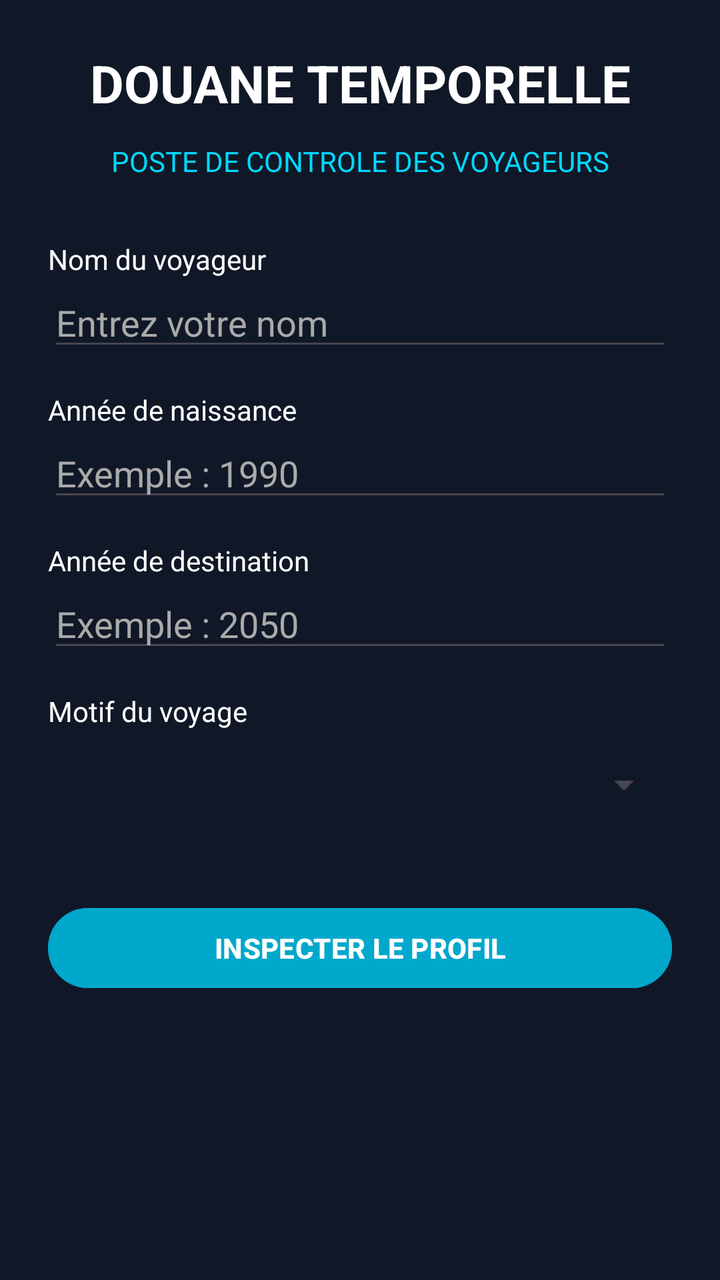
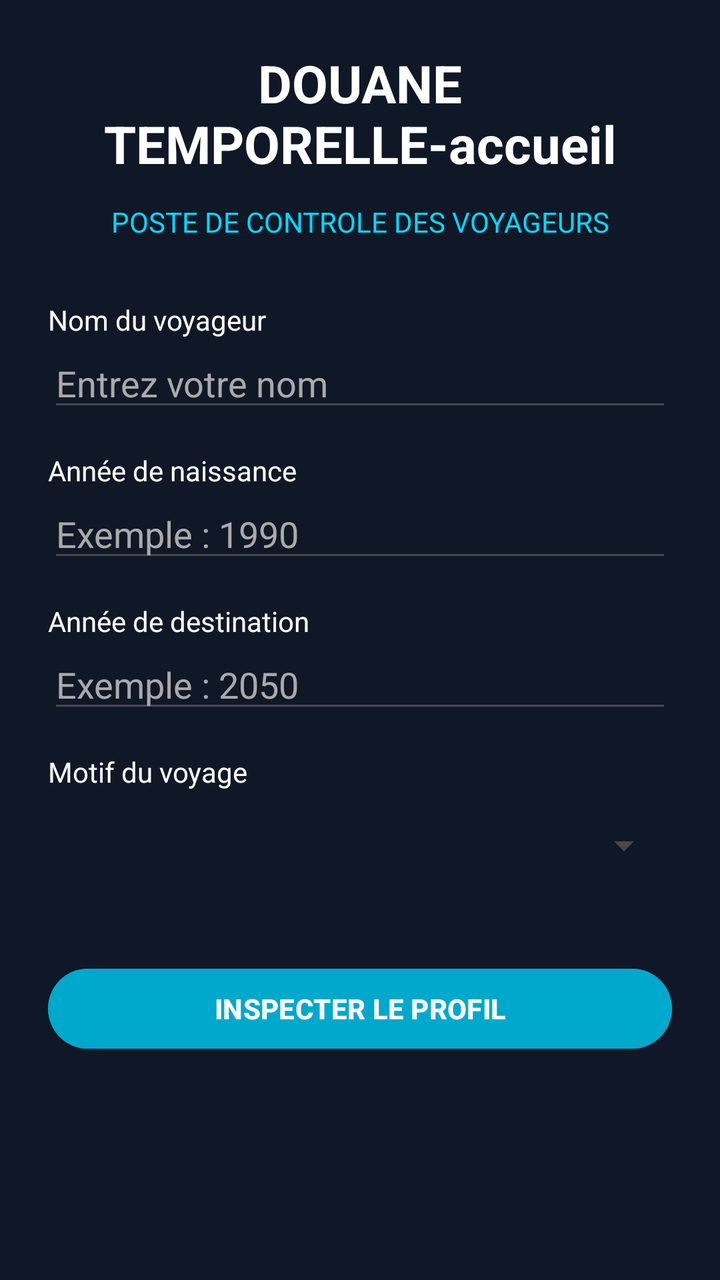

The first picture is an Android layout as it rendered before a commit; the second is the same layout after the commit. The layout source and the unified diff follow.
<!-- AndroidManifest.xml: application theme Theme.DouaneTemporelle -->
<!-- res/layout/activity_main.xml -->
<?xml version="1.0" encoding="utf-8"?>
<ScrollView xmlns:android="http://schemas.android.com/apk/res/android"
    android:layout_width="match_parent"
    android:layout_height="match_parent"
    android:background="#101827">

    <LinearLayout
        android:layout_width="match_parent"
        android:layout_height="wrap_content"
        android:orientation="vertical"
        android:padding="24dp">

        <TextView
            android:id="@+id/txt_titre_as"
            android:layout_width="match_parent"
            android:layout_height="wrap_content"
            android:text="DOUANE TEMPORELLE"
            android:textColor="#FFFFFF"
            android:textSize="26sp"
            android:textStyle="bold"
            android:gravity="center"
            android:layout_marginBottom="12dp"/>

        <TextView
            android:id="@+id/txt_sous_titre_as"
            android:layout_width="match_parent"
            android:layout_height="wrap_content"
            android:text="POSTE DE CONTROLE DES VOYAGEURS"
            android:textColor="#00D9FF"
            android:textSize="14sp"
            android:gravity="center"
            android:layout_marginBottom="30dp"/>

        <TextView
            android:id="@+id/txt_nom_as"
            android:layout_width="match_parent"
            android:layout_height="wrap_content"
            android:text="Nom du voyageur"
            android:textColor="#FFFFFF"/>

        <EditText
            android:id="@+id/edt_nom_as"
            android:layout_width="match_parent"
            android:layout_height="wrap_content"
            android:hint="Entrez votre nom"
            android:textColor="#FFFFFF"
            android:textColorHint="#AAAAAA"
            android:inputType="textPersonName"
            android:layout_marginBottom="15dp"/>

        <TextView
            android:id="@+id/txt_naissance_as"
            android:layout_width="match_parent"
            android:layout_height="wrap_content"
            android:text="Année de naissance"
            android:textColor="#FFFFFF"/>

        <EditText
            android:id="@+id/edt_naissance_as"
            android:layout_width="match_parent"
            android:layout_height="wrap_content"
            android:hint="Exemple : 1990"
            android:textColor="#FFFFFF"
            android:textColorHint="#AAAAAA"
            android:inputType="number"
            android:layout_marginBottom="15dp"/>

        <TextView
            android:id="@+id/txt_destination_as"
            android:layout_width="match_parent"
            android:layout_height="wrap_content"
            android:text="Année de destination"
            android:textColor="#FFFFFF"/>

        <EditText
            android:id="@+id/edt_destination_as"
            android:layout_width="match_parent"
            android:layout_height="wrap_content"
            android:hint="Exemple : 2050"
            android:textColor="#FFFFFF"
            android:textColorHint="#AAAAAA"
            android:inputType="number"
            android:layout_marginBottom="15dp"/>

        <TextView
            android:id="@+id/txt_motif_as"
            android:layout_width="match_parent"
            android:layout_height="wrap_content"
            android:text="Motif du voyage"
            android:textColor="#FFFFFF"/>

        <Spinner
            android:id="@+id/spn_motif_as"
            android:layout_width="match_parent"
            android:layout_height="55dp"
            android:layout_marginBottom="30dp"/>

        <Button
            android:id="@+id/btn_inspecter_as"
            android:layout_width="match_parent"
            android:layout_height="wrap_content"
            android:text="INSPECTER LE PROFIL"
            android:textStyle="bold"
            android:backgroundTint="#00A8CC"
            android:textColor="#FFFFFF"/>

    </LinearLayout>
</ScrollView>
<!-- resources referenced by this layout -->
<resources>
  <style name="Theme.DouaneTemporelle" parent="Base.Theme.DouaneTemporelle" />
  <style name="Base.Theme.DouaneTemporelle" parent="Theme.Material3.DayNight.NoActionBar">
          
          
      </style>
</resources>

<!-- the commit's change to res/layout/activity_main.xml (unified diff, before → after) -->
@@ -14,7 +14,7 @@
             android:id="@+id/txt_titre_as"
             android:layout_width="match_parent"
             android:layout_height="wrap_content"
-            android:text="DOUANE TEMPORELLE"
+            android:text="DOUANE TEMPORELLE-accueil"
             android:textColor="#FFFFFF"
             android:textSize="26sp"
             android:textStyle="bold"
